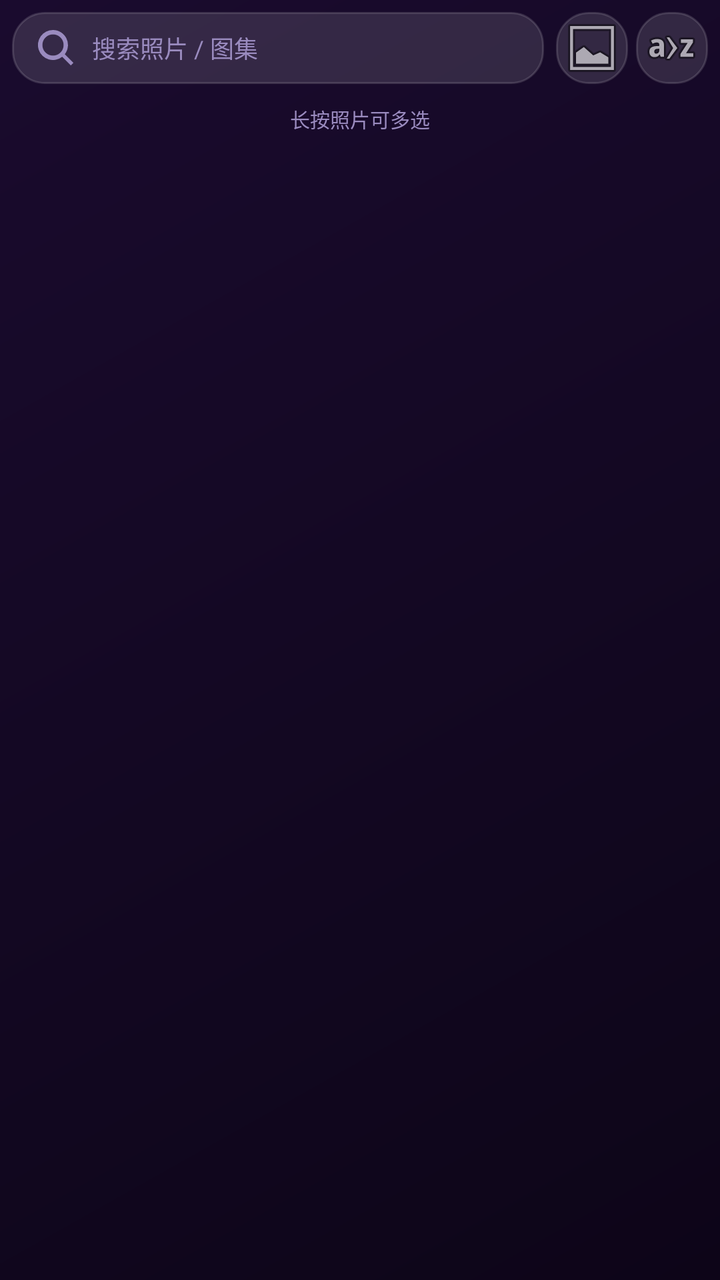
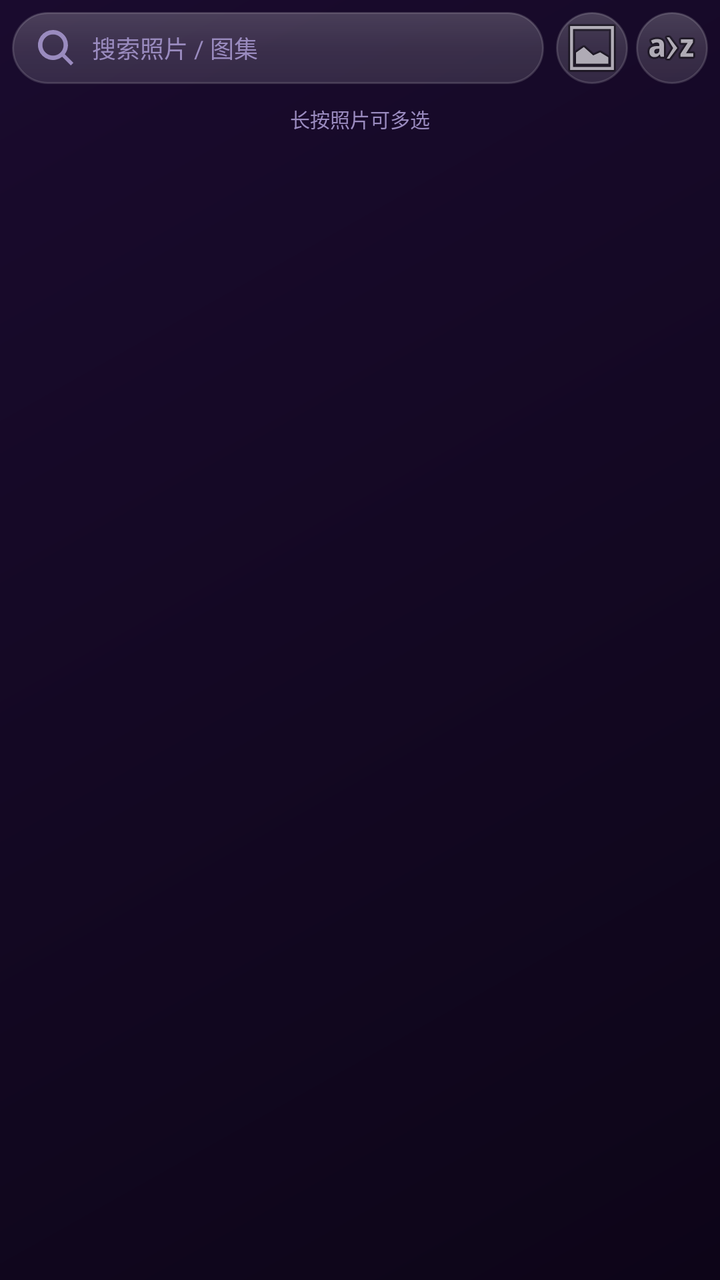

An Android layout rendered at two revisions. The XML below is the earlier revision; the diff shows what the commit changed to produce the second picture.
<!-- AndroidManifest.xml: application theme Skin.Aurora -->
<!-- res/layout/page_library.xml -->
<?xml version="1.0" encoding="utf-8"?>
<LinearLayout xmlns:android="http://schemas.android.com/apk/res/android"
    android:layout_width="match_parent" android:layout_height="match_parent"
    android:orientation="vertical" android:padding="6dp">

    <LinearLayout android:layout_width="match_parent" android:layout_height="wrap_content"
        android:orientation="horizontal" android:gravity="center_vertical">
        <EditText android:id="@+id/search" android:layout_width="0dp" android:layout_height="36dp"
            android:layout_weight="1" android:hint="搜索照片 / 图集" android:textSize="12sp"
            android:textColor="?attr/textColorMain" android:textColorHint="?attr/textColorDim"
            android:background="@drawable/bg_bubble" android:paddingStart="10dp" android:paddingEnd="10dp"
            android:drawableStart="@drawable/ic_search"
            android:drawablePadding="6dp"
            android:inputType="text" android:imeOptions="actionSearch" android:singleLine="true"/>
        <ImageButton android:id="@+id/btnView" android:layout_width="36dp" android:layout_height="36dp"
            android:src="@android:drawable/ic_menu_gallery" android:background="@drawable/bg_bubble"
            android:contentDescription="切换视图" android:layout_marginStart="6dp"/>
        <ImageButton android:id="@+id/btnSort" android:layout_width="36dp" android:layout_height="36dp"
            android:src="@android:drawable/ic_menu_sort_alphabetically" android:background="@drawable/bg_bubble"
            android:contentDescription="排序" android:layout_marginStart="4dp"/>
    </LinearLayout>

    <androidx.recyclerview.widget.RecyclerView android:id="@+id/months"
        android:layout_width="match_parent" android:layout_height="wrap_content"
        android:layout_marginTop="6dp" android:overScrollMode="never"/>

    <TextView android:id="@+id/tip" android:layout_width="match_parent" android:layout_height="wrap_content"
        android:text="长按照片可多选" android:textSize="10sp" android:textColor="?attr/textColorDim"
        android:padding="4dp" android:gravity="center"/>

    <androidx.recyclerview.widget.RecyclerView android:id="@+id/photos"
        android:layout_width="match_parent" android:layout_height="0dp" android:layout_weight="1"
        android:paddingBottom="8dp" android:clipToPadding="false"/>

    
    <LinearLayout android:id="@+id/selBar" android:layout_width="match_parent" android:layout_height="wrap_content"
        android:orientation="vertical" android:visibility="gone">
        <LinearLayout android:layout_width="match_parent" android:layout_height="wrap_content"
            android:orientation="horizontal" android:gravity="center_vertical">
            <TextView android:id="@+id/selText" android:layout_width="0dp" android:layout_height="wrap_content"
                android:layout_weight="1" android:textSize="12sp" android:textColor="?attr/accentColor"/>
            <Button android:id="@+id/btnSelAll" style="?android:attr/buttonBarButtonStyle"
                android:layout_width="wrap_content" android:layout_height="32dp" android:text="全选" android:textSize="11sp"/>
            <Button android:id="@+id/btnSelExit" style="?android:attr/buttonBarButtonStyle"
                android:layout_width="wrap_content" android:layout_height="32dp" android:text="取消" android:textSize="11sp"/>
        </LinearLayout>
        <LinearLayout android:layout_width="match_parent" android:layout_height="wrap_content"
            android:orientation="horizontal" android:gravity="center_vertical">
            <Button android:id="@+id/btnFav" style="?android:attr/buttonBarButtonStyle"
                android:layout_width="0dp" android:layout_height="34dp" android:layout_weight="1" android:text="收藏" android:textSize="11sp"/>
            <Button android:id="@+id/btnMove" style="?android:attr/buttonBarButtonStyle"
                android:layout_width="0dp" android:layout_height="34dp" android:layout_weight="1" android:text="移动" android:textSize="11sp"/>
            <Button android:id="@+id/btnRename" style="?android:attr/buttonBarButtonStyle"
                android:layout_width="0dp" android:layout_height="34dp" android:layout_weight="1" android:text="重命名" android:textSize="11sp"/>
            <Button android:id="@+id/btnDelete" style="?android:attr/buttonBarButtonStyle"
                android:layout_width="0dp" android:layout_height="34dp" android:layout_weight="1" android:text="删除" android:textSize="11sp"
                android:textColor="?attr/dangerColor"/>
        </LinearLayout>
    </LinearLayout>
</LinearLayout>
<!-- resources referenced by this layout -->
<resources>
  <!-- drawable bg_bubble (drawable) -->
  <?xml version="1.0" encoding="utf-8"?>
  <shape xmlns:android="http://schemas.android.com/apk/res/android" android:shape="rectangle">
      <solid android:color="@color/glass"/>
      <stroke android:width="1dp" android:color="@color/stroke"/>
      <corners android:radius="16dp"/>
  </shape>
  <!-- drawable ic_search (drawable) -->
  <vector xmlns:android="http://schemas.android.com/apk/res/android" android:width="24dp" android:height="24dp"
      android:viewportWidth="24" android:viewportHeight="24" android:tint="?attr/colorControlNormal">
      <path android:fillColor="@android:color/white" android:pathData="M10.5,3a7.5,7.5 0 1,0 4.6,13.4l4.3,4.3l1.3,-1.3l-4.3,-4.3A7.5,7.5 0 0,0 10.5,3zM10.5,5.2a5.3,5.3 0 1,1 0,10.6a5.3,5.3 0 0,1 0,-10.6z"/>
  </vector>
  <style name="Skin.Aurora" parent="Base.PhotoBox">
          <item name="bgTopColor">#FF1A0B2E</item>
          <item name="bgBottomColor">#FF0D0518</item>
          <item name="glassColor">#1FFFFFFF</item>
          <item name="glassStrongColor">#2BFFFFFF</item>
          <item name="strokeColor">#24FFFFFF</item>
          <item name="surfaceStrongColor">#E61A0B2E</item>
          <item name="accentColor">#FFA855F7</item>
          <item name="accentSoftColor">#33A855F7</item>
          <item name="textColorMain">#FFF4F0FF</item>
          <item name="dangerColor">#FFF43F5E</item>
          <item name="okColor">#FF34D399</item>
          <item name="textColorDim">#FF9A8BBF</item>
          <item name="colorSurface">#FF241040</item>
      </style>
  <color name="glass">#1FFFFFFF</color>
  <color name="stroke">#24FFFFFF</color>
  <style name="Base.PhotoBox" parent="Theme.Material3.Dark.NoActionBar">
          <item name="android:windowBackground">@drawable/bg_app</item>
          <item name="android:statusBarColor">@android:color/transparent</item>
          <item name="android:navigationBarColor">@android:color/transparent</item>
          <item name="android:windowLightStatusBar">false</item>
          <item name="android:windowTranslucentStatus">true</item>
          <item name="android:windowTranslucentNavigation">true</item>
  
          <item name="colorPrimary">?attr/accentColor</item>
          <item name="colorOnPrimary">?attr/textColorMain</item>
          <item name="colorOnSurface">?attr/textColorMain</item>
          <item name="colorControlNormal">?attr/textColorDim</item>
          <item name="colorControlActivated">?attr/accentColor</item>
  
          <item name="android:textColorPrimary">?attr/textColorMain</item>
          <item name="android:textColorSecondary">?attr/textColorDim</item>
          <item name="android:textColorHint">?attr/textColorDim</item>
      </style>
  <!-- drawable bg_app (drawable) -->
  <?xml version="1.0" encoding="utf-8"?>
  <shape xmlns:android="http://schemas.android.com/apk/res/android" android:shape="rectangle">
      <gradient android:type="linear" android:angle="315"
          android:startColor="?attr/bgTopColor" android:endColor="?attr/bgBottomColor"/>
  </shape>
</resources>

<!-- the commit's change to res/layout/page_library.xml (unified diff, before → after) -->
@@ -8,15 +8,15 @@
         <EditText android:id="@+id/search" android:layout_width="0dp" android:layout_height="36dp"
             android:layout_weight="1" android:hint="搜索照片 / 图集" android:textSize="12sp"
             android:textColor="?attr/textColorMain" android:textColorHint="?attr/textColorDim"
-            android:background="@drawable/bg_bubble" android:paddingStart="10dp" android:paddingEnd="10dp"
+            android:background="@drawable/glass_bubble" android:paddingStart="10dp" android:paddingEnd="10dp"
             android:drawableStart="@drawable/ic_search"
             android:drawablePadding="6dp"
             android:inputType="text" android:imeOptions="actionSearch" android:singleLine="true"/>
         <ImageButton android:id="@+id/btnView" android:layout_width="36dp" android:layout_height="36dp"
-            android:src="@android:drawable/ic_menu_gallery" android:background="@drawable/bg_bubble"
+            android:src="@android:drawable/ic_menu_gallery" android:background="@drawable/glass_bubble"
             android:contentDescription="切换视图" android:layout_marginStart="6dp"/>
         <ImageButton android:id="@+id/btnSort" android:layout_width="36dp" android:layout_height="36dp"
-            android:src="@android:drawable/ic_menu_sort_alphabetically" android:background="@drawable/bg_bubble"
+            android:src="@android:drawable/ic_menu_sort_alphabetically" android:background="@drawable/glass_bubble"
             android:contentDescription="排序" android:layout_marginStart="4dp"/>
     </LinearLayout>
 
<!-- resource entries referenced after the edit -->
@@ -1,12 +1,23 @@
 <!-- resources referenced by this layout -->
 <resources>
-  <!-- drawable bg_bubble (drawable) -->
+  <!-- drawable glass_bubble (drawable) -->
   <?xml version="1.0" encoding="utf-8"?>
-  <shape xmlns:android="http://schemas.android.com/apk/res/android" android:shape="rectangle">
-      <solid android:color="@color/glass"/>
-      <stroke android:width="1dp" android:color="@color/stroke"/>
-      <corners android:radius="16dp"/>
-  </shape>
+  <layer-list xmlns:android="http://schemas.android.com/apk/res/android">
+      <item>
+          <shape android:shape="rectangle">
+              <solid android:color="?attr/glassColor"/>
+              <stroke android:width="1dp" android:color="?attr/strokeColor"/>
+              <corners android:radius="18dp"/>
+          </shape>
+      </item>
+      <item android:top="0.6dp" android:left="0.6dp" android:right="0.6dp">
+          <shape android:shape="rectangle">
+              <gradient android:type="linear" android:angle="270"
+                  android:startColor="#1AFFFFFF" android:centerColor="#08FFFFFF" android:endColor="#00FFFFFF"/>
+              <corners android:radius="18dp"/>
+          </shape>
+      </item>
+  </layer-list>
   <!-- drawable ic_search (drawable) -->
   <vector xmlns:android="http://schemas.android.com/apk/res/android" android:width="24dp" android:height="24dp"
       android:viewportWidth="24" android:viewportHeight="24" android:tint="?attr/colorControlNormal">
@@ -27,8 +38,6 @@
           <item name="textColorDim">#FF9A8BBF</item>
           <item name="colorSurface">#FF241040</item>
       </style>
-  <color name="glass">#1FFFFFFF</color>
-  <color name="stroke">#24FFFFFF</color>
   <style name="Base.PhotoBox" parent="Theme.Material3.Dark.NoActionBar">
           <item name="android:windowBackground">@drawable/bg_app</item>
           <item name="android:statusBarColor">@android:color/transparent</item>
